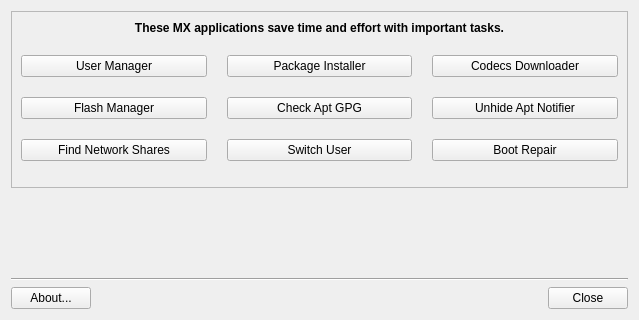
AdrianTM/mx-tools, file mxtools.ui: the form before one commit.
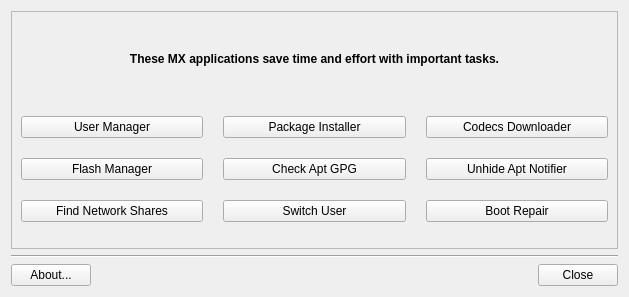
The form after the commit. Icons and pictures are not drawn.

What changed in the file:
```diff
--- a/mxtools.ui
+++ b/mxtools.ui
@@ -6,22 +6,22 @@
    <rect>
     <x>0</x>
     <y>0</y>
-    <width>639</width>
-    <height>320</height>
+    <width>629</width>
+    <height>297</height>
    </rect>
   </property>
   <property name="windowTitle">
    <string>MX Tools</string>
   </property>
   <layout class="QGridLayout" name="gridLayout">
-   <item row="3" column="0">
+   <item row="2" column="0">
     <widget class="Line" name="line">
      <property name="orientation">
       <enum>Qt::Horizontal</enum>
      </property>
     </widget>
    </item>
-   <item row="4" column="0">
+   <item row="3" column="0">
     <layout class="QGridLayout" columnstretch="0,0,0,0,0,0,0,0">
      <property name="margin">
       <number>0</number>
@@ -119,19 +119,6 @@
      </item>
     </layout>
    </item>
-   <item row="2" column="0">
-    <spacer name="verticalSpacer">
-     <property name="orientation">
-      <enum>Qt::Vertical</enum>
-     </property>
-     <property name="sizeHint" stdset="0">
-      <size>
-       <width>20</width>
-       <height>40</height>
-      </size>
-     </property>
-    </spacer>
-   </item>
    <item row="1" column="0">
     <widget class="QFrame" name="frame">
      <property name="sizePolicy">
@@ -264,7 +251,7 @@
         </property>
        </widget>
       </item>
-      <item row="0" column="0" colspan="3">
+      <item row="0" column="0" rowspan="2" colspan="3">
        <widget class="QLabel" name="introductionLabel">
         <property name="sizePolicy">
          <sizepolicy hsizetype="MinimumExpanding" vsizetype="Minimum">
```
